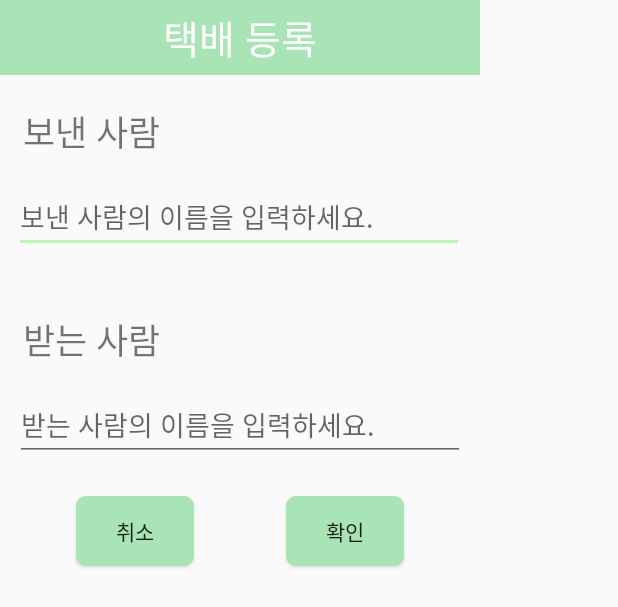
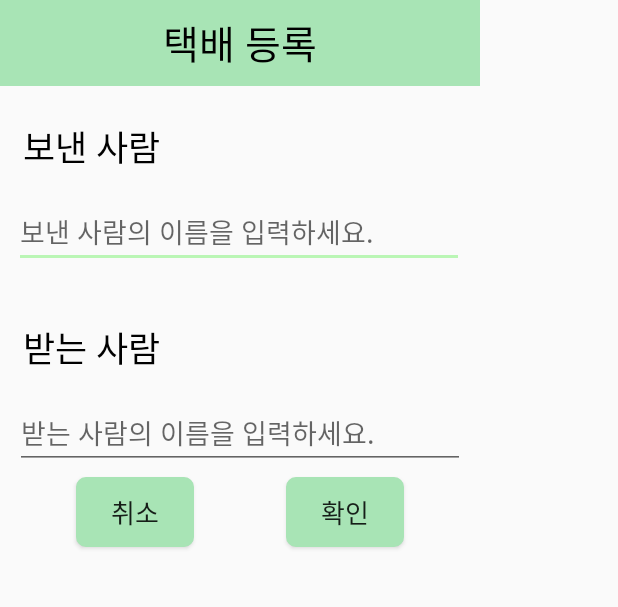
Before and after one commit to ProjectInTheClass/ParcelNoticeManager, an Android app: the layout parcel_detail_dialog.xml on its own in the app's theme, with its tools: preview values and no code run, on a phone screen of 412 x 824 dp. Shown: the top 607 px of the screen. Run offline under Robolectric (Android 15) with nearby library versions, the light colour scheme and no system bars.

Commit message:
modify layout

```diff
--- a/app/src/main/res/layout/parcel_detail_dialog.xml
+++ b/app/src/main/res/layout/parcel_detail_dialog.xml
@@ -4,7 +4,7 @@
     xmlns:app="http://schemas.android.com/apk/res-auto"
     xmlns:tools="http://schemas.android.com/tools"
     android:layout_width="320dp"
-    android:layout_height="400dp">
+    android:layout_height="370dp">
 
     <TextView
         android:id="@+id/parcel_detail_dialog_sender_textView"
@@ -12,8 +12,9 @@
         android:layout_height="wrap_content"
         android:layout_marginStart="15dp"
         android:layout_marginLeft="15dp"
-        android:layout_marginTop="70dp"
+        android:layout_marginTop="80dp"
         android:text="보낸 사람 "
+        android:textColor="#000000"
         android:fontFamily="@font/nexon_gothic_lv1_bold"
         android:textSize="23sp"
         app:layout_constraintStart_toStartOf="parent"
@@ -39,8 +40,9 @@
         android:layout_height="wrap_content"
         android:layout_marginStart="15dp"
         android:layout_marginLeft="15dp"
-        android:layout_marginTop="40dp"
+        android:layout_marginTop="35dp"
         android:fontFamily="@font/nexon_gothic_lv1_bold"
+        android:textColor="#000000"
         android:text="받는 사람 "
         android:textSize="23sp"
         app:layout_constraintStart_toStartOf="parent"
@@ -62,10 +64,10 @@
     <TextView
         android:id="@+id/parcel_detail_dialog_main_textView"
         android:layout_width="320dp"
-        android:layout_height="50dp"
+        android:layout_height="57dp"
         android:text="택배 등록"
         android:fontFamily="@font/nexon_gothic_lv1_bold"
-        android:textColor="#FFFFFF"
+        android:textColor="#000000"
         android:textSize="26sp"
         android:gravity="center"
         android:textAlignment="center"
@@ -85,6 +87,7 @@
         android:fontFamily="@font/nexon_gothic_lv1_bold"
         app:layout_constraintBottom_toBottomOf="parent"
         app:layout_constraintStart_toStartOf="parent"
+        android:textSize="17sp"
         app:layout_constraintTop_toBottomOf="@+id/parcel_detail_dialog_receiver_editText" />
 
     <Button
@@ -95,6 +98,7 @@
         android:background="@drawable/all_button_background"
         android:backgroundTint="@color/colorPrimaryDark"
         android:text="확인"
+        android:textSize="17sp"
         android:fontFamily="@font/nexon_gothic_lv1_bold"
         app:layout_constraintBottom_toBottomOf="parent"
         app:layout_constraintEnd_toEndOf="parent"
```
Also changed, not shown: app/src/main/res/layout/parcel_room.xml (+6 -6 lines).
